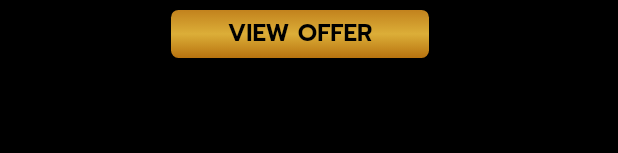
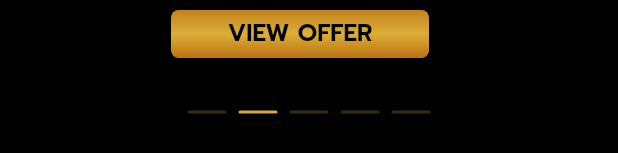
Before and after one commit to TharudiHS/Ram-Cinemas-Mobile-App, a Flutter app: the OffersPage widget shown alone on an empty page, opened directly, on a phone screen of 412 x 824 dp. Shown: the part 497-650 px from the top of the screen. Run offline on Flutter 3.47's test engine with Material 3 defaults, Android fonts, the phone set to English and light mode, and no system bars; our stand-ins replace flutter_svg.

Commit message:
added mini gold lines

```diff
--- a/lib/screens/home/offers_page.dart
+++ b/lib/screens/home/offers_page.dart
@@ -1,6 +1,7 @@
 import 'package:flutter/material.dart';
 import 'package:flutter_svg/svg.dart';
 import 'package:ram_cinemas/components/second_button.dart';
+import 'package:ram_cinemas/utils/app_colours.dart';
 import 'package:ram_cinemas/utils/text_styles.dart';
 
 class OffersPage extends StatelessWidget {
@@ -79,8 +80,39 @@ class OffersPage extends StatelessWidget {
           ),
         ),
 
-        const SizedBox(height: 20),
+        const SizedBox(height: 30),
+        Positioned(
+          bottom: 40,
+          left: 0,
+          right: 0,
+          child: Row(
+            mainAxisAlignment: MainAxisAlignment.center,
+            children: [
+              miniGoldLine(isActive: false),
+              const SizedBox(width: 8),
+              miniGoldLine(isActive: true),
+              const SizedBox(width: 8),
+              miniGoldLine(isActive: false),
+              const SizedBox(width: 8),
+              miniGoldLine(isActive: false),
+              const SizedBox(width: 8),
+              miniGoldLine(isActive: false),
+            ],
+          ),
+        ),
       ],
+    );
+  }
+
+  // MINI GOLD LINE
+  Widget miniGoldLine({required bool isActive}) {
+    return Container(
+      width: 26,
+      height: 2,
+      decoration: BoxDecoration(
+        color: isActive ? AppColours.gold : AppColours.gold.withOpacity(0.25),
+        borderRadius: BorderRadius.circular(5),
+      ),
     );
   }
 
```
Also changed, not shown: lib/screens/home/nowshowing_page.dart (+32 -0 lines), lib/screens/home/upcoming_page.dart (+32 -0 lines).
